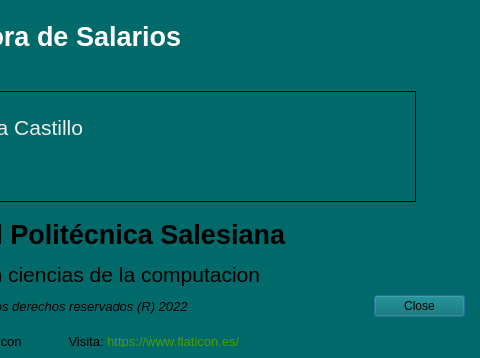
Old version of the form acerca.ui in the repository Adrian-Barriga/Calculadora-de-Salarios; both pictures show x 346 to 826 and y 0 to 358 of the 826 by 358 pixel window.
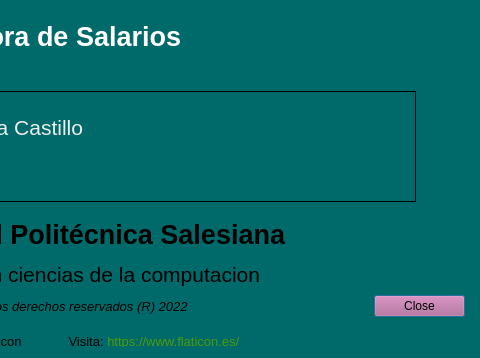
New version of the form. Icons and pictures are not drawn.

```diff
--- a/acerca.ui
+++ b/acerca.ui
@@ -145,6 +145,9 @@
         <height>41</height>
        </rect>
       </property>
+      <property name="styleSheet">
+       <string notr="true">background-color: rgb(185, 92, 139);</string>
+      </property>
       <property name="orientation">
        <enum>Qt::Vertical</enum>
       </property>
```
